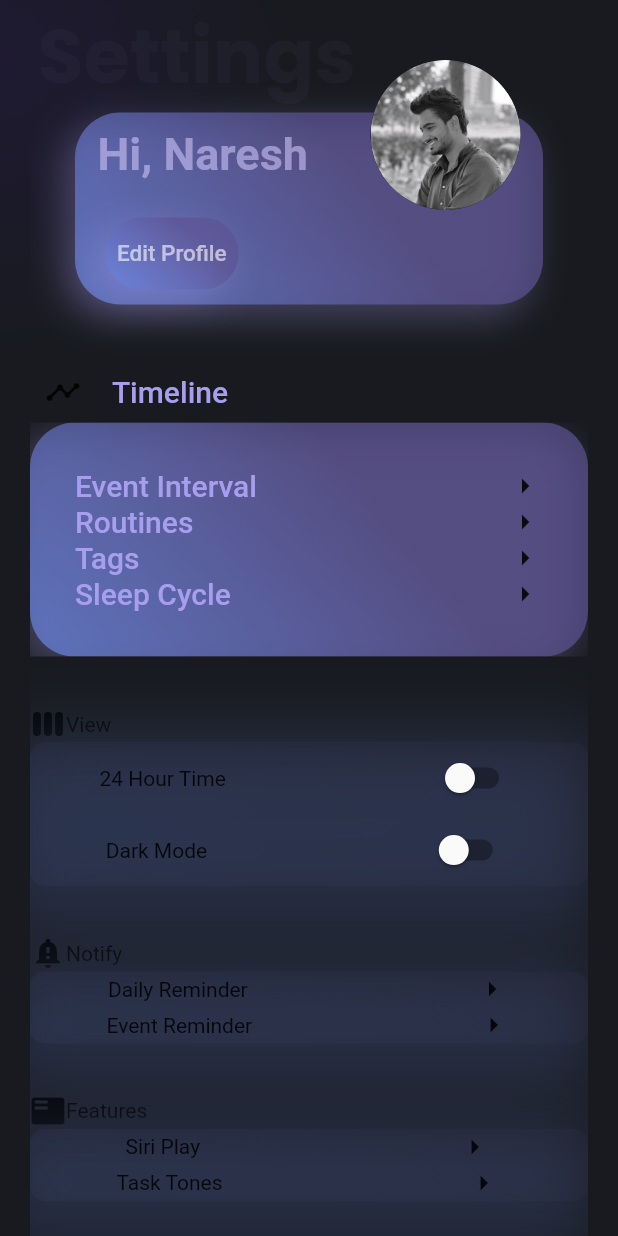
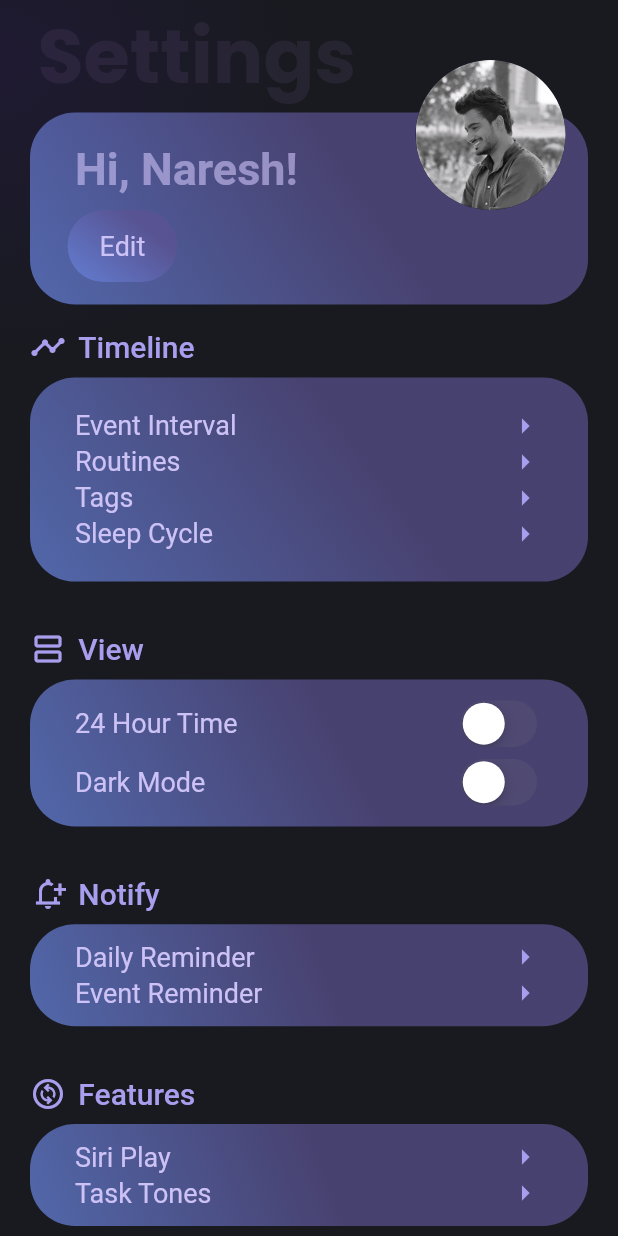
Before and after one commit to nareshjhawar/Pd_v0.2, a Flutter app: the PageSettings screen opened directly, on a phone screen of 412 x 824 dp. Run offline on Flutter 3.47's test engine with Material 2 defaults, Android fonts, the light colour scheme and no system bars; our stand-ins replace animate_do, fl_chart, font_awesome_flutter, get, google_fonts, page_transition and 3 more.

Commit message:
settings ui done

```diff
--- a/lib/pages/homepage.dart
+++ b/lib/pages/homepage.dart
@@ -250,16 +250,16 @@ class _MyHomePageState extends State<MyHomePage> {
                 size: 28,
                 color : Colors.white70),
             Icon(
-                Icons.home,
+                Icons.settings,
                 size: 28,
                 color : Colors.white70),
             Icon(
-                Icons.home,
+                Icons.account_circle_outlined,
                 size: 28,
                 color : Colors.white70),
 
             Icon(
-              Icons.settings,
+              Icons.cable,
               size: 28,
               color : Colors.white70,
             ),
@@ -317,15 +317,12 @@ class _MyHomePageState extends State<MyHomePage> {
           )
         ],
       ): null,
-        body: index == 0 ? homeScreen(he, we)
-        // (
-        //     SimpleGlobal.hindex==0 ? MyRoutine() :
-        //     SimpleGlobal.hindex==1 ? MyAnalytics() :
-        //     SimpleGlobal.hindex==2 ? homeScreen(he, we) :
-        //
-        //     homeScreen(he, we)
-        // )
-            : const PageSettings() ,
+
+      body: index == 0 ? homeScreen(he, we) :
+            index==1? PageSettings() :
+            index==2 ? MyRoutine(opendrawer: (){}) :
+            index==3 ? MyAnalytics()
+                : PageSettings(),
         // body: if (index== 0 ),
         floatingActionButton: index ==0 ?FadeAnimation(
           delay: 1.2,
--- a/lib/pages/mysettings.dart
+++ b/lib/pages/mysettings.dart
@@ -1,8 +1,12 @@
 import 'dart:ui';
 
+import 'package:flutter/cupertino.dart';
 import 'package:flutter/material.dart';
 import 'package:flutter_todo/data/thems.dart';
+import 'package:get/utils.dart';
 import 'package:google_fonts/google_fonts.dart';
+
+import '../Animation/fadeAnimation.dart';
 
 class PageSettings extends StatefulWidget {
   const PageSettings({Key? key}) : super(key: key);
@@ -59,10 +63,26 @@ class _PageSettingsState extends State<PageSettings> {
       ],
 
     ) ;
+    final f2deco = BoxDecoration(
+      gradient: LinearGradient(
+        colors: [//0xFF5C5292
+          Theme.of(context).cardColor.withOpacity(0.7),
+          Theme.of(context).canvasColor.withOpacity(0.7),
+        ],
+        begin: Alignment.topCenter,
+        end: Alignment.bottomLeft,
+      ),
+      borderRadius: BorderRadius.all(Radius.circular(30)),
+    ) ;
     final tsytle = TextStyle(
       color: Theme.of(context).primaryColor,
       fontSize: 20,
       fontWeight: FontWeight.w500,
+    );
+    final tsytle1 = TextStyle(
+      color: Theme.of(context).focusColor,
+      fontSize: 18,
+      fontWeight: FontWeight.w400,
     );
     final bdeco = BoxDecoration(
       borderRadius: BorderRadius.circular(20),
@@ -81,6 +101,7 @@ class _PageSettingsState extends State<PageSettings> {
         )
       ],
     );
+    final ic_cl = Theme.of(context).primaryColor;
 
     final buttondec = BoxDecoration(
       gradient: LinearGradient(
@@ -109,12 +130,15 @@ class _PageSettingsState extends State<PageSettings> {
       body: Stack(
         children: [
           Mytheme.darkapp,
-          Padding(
+          FadeAnimation(
+            delay: 0.5,
+            child: Padding(
               padding: const EdgeInsets.only(left: 20.0, right: 20.0),
               child: SafeArea(
                 child: SingleChildScrollView(
                   child: Column(
                     children: [
+                      //Settings
                       Row(
                         mainAxisAlignment: MainAxisAlignment.start,
                         children: [
@@ -122,27 +146,24 @@ class _PageSettingsState extends State<PageSettings> {
                           margin: EdgeInsets.only(left: 5),
                             child: Text("Settings",
                             style: GoogleFonts.poppins(
-                              color: Color(0xff3c3c52).withAlpha(40),
+                                color: Color(0xff9370b1).withAlpha(30),
                                 fontSize: 50,
-                          fontWeight: FontWeight.w700
+                                fontWeight: FontWeight.w700,
                             ),
                             )),
                         ],
                       ),
                       Container(
-                      // color: Theme.of(context).cardColor,
                         child: Container(
-                        clipBehavior: Clip.none,
-                        decoration: f1deco,
-                        margin: EdgeInsets.only(top: 0, left: 30,right: 30,bottom: 30),
+                          decoration: f2deco,
                           child: Stack(
                             children: [
                               Container(
-                              clipBehavior: Clip.none,
                                 margin: EdgeInsets.only(right: 15),
                                 child: Row(
                                   mainAxisAlignment: MainAxisAlignment.end,
-                                children: [const Center(
+                                  children: const [
+                                    Center(
                                     heightFactor: 0.3,
                                       child: CircleAvatar(
                                           radius: 50.0,
@@ -151,10 +172,10 @@ class _PageSettingsState extends State<PageSettings> {
                                 ),
                               ),
                               Container(
-                              margin:EdgeInsets.only(top: 10,left: 15,bottom: 40),
+                                margin:EdgeInsets.only(top: 20,left: 30,bottom: 40),
                                 child: Row(mainAxisAlignment: MainAxisAlignment.start,
                                   children: [
-                                  Text( "Hi, Naresh",
+                                    Text( "Hi, Naresh!",
                                       style: TextStyle(
                                       color: Theme.of(context).focusColor.withOpacity(0.6),
                                         fontWeight:FontWeight.w700,
@@ -164,20 +185,16 @@ class _PageSettingsState extends State<PageSettings> {
                                 ),
                               ),
                               Padding(
-                              padding: const EdgeInsets.all(10.0),
+                                padding: const EdgeInsets.all(15.0),
                                 child: Column(
                                   mainAxisAlignment: MainAxisAlignment.start,
                                   children: [
                                     Container(
-                                  // color: Colors.black.withOpacity(0.1) ,
-                                  margin: EdgeInsets.only(top: 60,left: 10),
-                                  decoration: f1deco,
+                                    margin: EdgeInsets.only(top: 50,left: 10),
+                                    decoration: f2deco,
                                     child: TextButton(
                                       onPressed: null,
-                                    child: Text("Edit Profile",style: TextStyle(
-                                      fontSize: 15,
-                                      color: Colors.white70.withOpacity(0.6),
-                                    ),),
+                                      child: Text("\t\t\tEdit\t\t\t",style: tsytle1),
                                     ),
                                   ),]
                                 ),
@@ -187,70 +204,69 @@ class _PageSettingsState extends State<PageSettings> {
                         ),
                       ),
                       SizedBox(height: he*0.02,),
+                      //timeline
                       Row(
                         children: [
-                        Padding(
-                          padding: const EdgeInsets.only(left: 10.0),
-                          child: Icon(Icons.timeline),
-                        ),
-                        SizedBox(width: we*0.05,),
+                          Icon(Icons.timeline,color: ic_cl,),
+                          SizedBox(width: we*0.02,),
                           Text("Timeline",style: tsytle,)],),
                       SizedBox(height: he*0.01,),
-                    ClipRRect(
-                      // borderRadius: BorderRadius.all(Radius.circular(20)),
-                      child: BackdropFilter(
-                        filter: ImageFilter.blur(sigmaX: 40,sigmaY: 40),
-                        child: Container(
-                          decoration: f1deco,
+                      Container(
+                        decoration: f2deco,
                         child: Padding(
-                            padding: const EdgeInsets.all(30),
+                          padding: const EdgeInsets.only(top: 20,bottom: 20,left: 30,right: 30),
                           child: Column(
+                            mainAxisAlignment: MainAxisAlignment.spaceBetween,
                             children: [
                               Row(mainAxisAlignment: MainAxisAlignment.spaceBetween,
                                 children: [
-                                    Text("Event Interval",style: tsytle,),
+                                  Text("Event Interval",style: tsytle1,),
                                   SizedBox(width: we*0.3),
-                                    Icon(Icons.arrow_right),
+                                  Icon(Icons.arrow_right ,color: ic_cl,),
                                 ],
                               ),
                               Row(mainAxisAlignment: MainAxisAlignment.spaceBetween,
                                 children: [
-                                    Text("Routines",style: tsytle,),
+                                  Text("Routines",style: tsytle1,),
                                   SizedBox(width: we*0.4),
-                                    Icon(Icons.arrow_right),
+                                  Icon(Icons.arrow_right,color: ic_cl,),
                                 ],
                               ),
                               Row(mainAxisAlignment: MainAxisAlignment.spaceBetween,
                                 children: [
-                                    Text("Tags ",style: tsytle,),
+                                  Text("Tags ",style: tsytle1,),
                                   SizedBox(width: we*0.4),
-                                    Icon(Icons.arrow_right),
+                                  Icon(Icons.arrow_right,color: ic_cl,),
                                 ],
                               ),
                               Row(mainAxisAlignment: MainAxisAlignment.spaceBetween,
                                 children: [
-                                    Text("Sleep Cycle ",style: tsytle,),
+                                  Text("Sleep Cycle ",style: tsytle1,),
                                   SizedBox(width: we*0.3),
-                                    Icon(Icons.arrow_right),
+                                  Icon(Icons.arrow_right,color: ic_cl,),
                                 ],
                               ),
                             ],
                           ),
                         ),
                       ),
-                      ),
-                    ),
                       SizedBox(height: he*0.04,),
-                    Row(children: [Icon(Icons.view_week_rounded),Text("View")],),
+                      //view
+                      Row(children: [
+                        Icon(Icons.view_agenda_outlined, color: ic_cl,),
+                        SizedBox(width: 0.02*we,),
+                        Text("View",style: tsytle,)],),
+                      SizedBox(height: he*0.01,),
                       Container(
-                      decoration: cdeco,
+                        decoration: f2deco,
+                        child: Padding(
+                          padding: const EdgeInsets.fromLTRB(30,10,30,10),
                           child: Column(
                             children: [
-                          Row(mainAxisAlignment: MainAxisAlignment.spaceEvenly,
+                              Row(mainAxisAlignment: MainAxisAlignment.spaceBetween,
                                 children: [
-                                Text("24 Hour Time "),
-                                SizedBox(width: 40),
-                                Switch(value: isSwitched,
+                                    Text("24 Hour Time ",style: tsytle1,),
+                                    CupertinoSwitch(value: isSwitched,
                                       onChanged: ( value) {
                                         setState((){
                                           isSwitched =value;
@@ -258,11 +274,10 @@ class _PageSettingsState extends State<PageSettings> {
                                       },),
                               ],
                               ),
-                          Row(mainAxisAlignment: MainAxisAlignment.spaceEvenly,
+                              Row(mainAxisAlignment: MainAxisAlignment.spaceBetween,
                                 children: [
-                              Text("Dark Mode "),
-                              SizedBox(width: 40),
-                              Switch(value: isSwitched,
+                                  Text("Dark Mode ",style: tsytle1),
+                                  CupertinoSwitch(value: isSwitched,
                                     onChanged: ( value) {
                                       setState((){
                                         isSwitched =value;
@@ -273,84 +288,104 @@ class _PageSettingsState extends State<PageSettings> {
                             ],
                           ),
                         ),
+                      ),
                       SizedBox(height: he*0.04,),
-                    Row(children: [Icon(Icons.notification_important),Text("Notify")],),
+                      //notify
+                      Row(children: [
+                        Icon(Icons.notification_add_outlined, color: ic_cl,),
+                        SizedBox(width: 0.02*we,),
+                        Text("Notify",style: tsytle,)],),
+                      SizedBox(height: he*0.01,),
                       Container(
-                      decoration: cdeco,
+                        decoration: f2deco,
+                        child: Padding(
+                          padding: const EdgeInsets.fromLTRB(30,10,30,10),
                           child: Column(
                             children: [
-                          Row(mainAxisAlignment: MainAxisAlignment.spaceEvenly,
+                              Row(mainAxisAlignment: MainAxisAlignment.spaceBetween,
                                 children: [
-                              Text("Daily Reminder  "),
-                              SizedBox(width: 40),
-                              Icon(Icons.arrow_right),
+                                  Text("Daily Reminder  ",style: tsytle1,),
+                                  Icon(Icons.arrow_right,color: ic_cl,),
                                 ],
                               ),
-                          Row(mainAxisAlignment: MainAxisAlignment.spaceEvenly,
+                              Row(mainAxisAlignment: MainAxisAlignment.spaceBetween,
                                 children: [
-                              Text("Event Reminder  "),
-                              SizedBox(width: 40),
-                              Icon(Icons.arrow_right),
+                                  Text("Event Reminder  ",style: tsytle1,),
+                                  Icon(Icons.arrow_right,color: ic_cl,),
                                 ],
                               ),
                             ],
                           ),
                         ),
+                      ),
                       SizedBox(height: he*0.04,),
-                    Row(children: [Icon(Icons.featured_play_list_rounded),Text("Features")],),
+                      //features
+                      Row(children: [
+                        Icon(Icons.change_circle_outlined, color: ic_cl,),
+                        SizedBox(width: 0.02*we,),
+
+                        Text("Features",style: tsytle,)],),
+                      SizedBox(height: he*0.01,),
                       Container(
-                      decoration: cdeco,
+                        decoration: f2deco,
+                        child: Padding(
+                          padding: const EdgeInsets.fromLTRB(30,10,30,10),
                           child: Column(
                             children: [
-                          Row(mainAxisAlignment: MainAxisAlignment.spaceEvenly,
+                              Row(mainAxisAlignment: MainAxisAlignment.spaceBetween,
                                 children: [
-                              Text("Siri Play "),
-                              SizedBox(width: 40),
-                              Icon(Icons.arrow_right),
+                                  Text("Siri Play ",style: tsytle1,),
+                                  Icon(Icons.arrow_right,color: ic_cl),
                                 ],
                               ),
-                          Row(mainAxisAlignment: MainAxisAlignment.spaceEvenly,
+                              Row(mainAxisAlignment: MainAxisAlignment.spaceBetween,
                                 children: [
-                              Text("Task Tones  "),
-                              SizedBox(width: 40),
-                              Icon(Icons.arrow_right),
+                                  Text("Task Tones  ",style: tsytle1),
+                                  Icon(Icons.arrow_right,color: ic_cl,),
                                 ],
                               ),
                             ],
                           ),
                         ),
+                      ),
                       SizedBox(height: he*0.04,),
-                    Row(children: [Icon(Icons.file_copy_rounded),Text("Miscellaneous")],),
+                      //miscellaneous
+                      Row(children: [
+                        Icon(Icons.file_copy_rounded, color: ic_cl,),
+                        SizedBox(width: 0.02*we,),
+
+                        Text("Miscellaneous",style: tsytle,)],),
+                      SizedBox(height: he*0.01,),
                       Container(
-                      decoration: cdeco,
+                        decoration: f2deco,
+                        child: Padding(
+                          padding: const EdgeInsets.fromLTRB(30,10,30,10),
                           child: Column(
                             children: [
-                          Row(mainAxisAlignment: MainAxisAlignment.spaceEvenly,
+                              Row(mainAxisAlignment: MainAxisAlignment.spaceBetween,
                                 children: [
-                              Text("Rate Prodo  "),
-                              SizedBox(width: 40),
-                              Icon(Icons.arrow_right),
+                                  Text("Rate Prodo  ",style: tsytle1,),
+                                  Icon(Icons.arrow_right,color: ic_cl,),
                                 ],
                               ),
-                          Row(mainAxisAlignment: MainAxisAlignment.spaceEvenly,
+                              Row(mainAxisAlignment: MainAxisAlignment.spaceBetween,
                                 children: [
-                              Text("Terms of Service   "),
-                              SizedBox(width: 40),
-                              Icon(Icons.arrow_right),
+                                  Text("Terms of Service   ",style: tsytle1,),
+                                  Icon(Icons.arrow_right,color: ic_cl,),
                                 ],
                               ),
-                          Row(mainAxisAlignment: MainAxisAlignment.spaceEvenly,
+                              Row(mainAxisAlignment: MainAxisAlignment.spaceBetween,
                                 children: [
-                              Text("Privacy Policy  "),
-                              SizedBox(width: 40),
-                              Icon(Icons.arrow_right),
+                                  Text("Privacy Policy  ",style: tsytle1,),
+                                  Icon(Icons.arrow_right,color: ic_cl,),
                                 ],
                               ),
                             ],
                           ),
                         ),
-
+                      ),
                     ]
+                  ),
                 ),
               ),
             ),
```
Also changed, not shown: 2 other files. Lines whose indentation alone changed are shown as unchanged.
